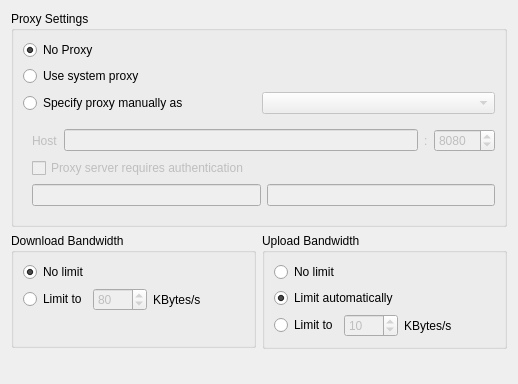
Above: src/gui/networksettings.ui from nextcloud/desktop before the change. Below: the same form after it.
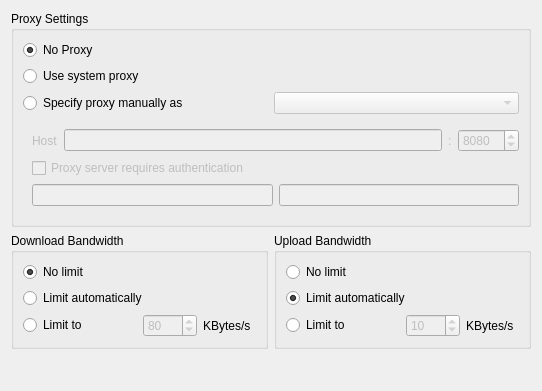
That is the form after the change.

Commit message: Settings: Auto download bandwidth limit #1485

Diff of the .ui file:
```diff
--- a/src/gui/networksettings.ui
+++ b/src/gui/networksettings.ui
@@ -6,8 +6,8 @@
    <rect>
     <x>0</x>
     <y>0</y>
-    <width>518</width>
-    <height>384</height>
+    <width>542</width>
+    <height>391</height>
    </rect>
   </property>
   <property name="windowTitle">
@@ -104,7 +104,7 @@
            <item>
             <widget class="QSpinBox" name="portSpinBox">
              <property name="enabled">
-              <bool>true</bool>
+              <bool>false</bool>
              </property>
              <property name="sizePolicy">
               <sizepolicy hsizetype="Maximum" vsizetype="Fixed">
@@ -147,7 +147,7 @@
             <item>
              <widget class="QLineEdit" name="userLineEdit">
               <property name="enabled">
-               <bool>true</bool>
+               <bool>false</bool>
               </property>
               <property name="text">
                <string/>
@@ -157,7 +157,7 @@
             <item>
              <widget class="QLineEdit" name="passwordLineEdit">
               <property name="enabled">
-               <bool>true</bool>
+               <bool>false</bool>
               </property>
               <property name="text">
                <string/>
@@ -190,37 +190,13 @@
         <string>Download Bandwidth</string>
        </property>
        <layout class="QGridLayout" name="gridLayout_2">
-        <item row="2" column="0">
+        <item row="3" column="0">
          <widget class="QRadioButton" name="downloadLimitRadioButton">
           <property name="text">
            <string>Limit to</string>
           </property>
          </widget>
         </item>
-        <item row="2" column="1">
-         <layout class="QHBoxLayout" name="horizontalLayout_3">
-          <item>
-           <widget class="QSpinBox" name="downloadSpinBox">
-            <property name="enabled">
-             <bool>false</bool>
-            </property>
-            <property name="maximum">
-             <number>9999</number>
-            </property>
-            <property name="value">
-             <number>80</number>
-            </property>
-           </widget>
-          </item>
-          <item>
-           <widget class="QLabel" name="label_3">
-            <property name="text">
-             <string>KBytes/s</string>
-            </property>
-           </widget>
-          </item>
-         </layout>
-        </item>
         <item row="0" column="0" colspan="2">
          <widget class="QRadioButton" name="noDownloadLimitRadioButton">
           <property name="text">
@@ -231,20 +207,7 @@
           </property>
          </widget>
         </item>
-        <item row="2" column="2">
-         <spacer name="horizontalSpacer">
-          <property name="orientation">
-           <enum>Qt::Horizontal</enum>
-          </property>
-          <property name="sizeHint" stdset="0">
-           <size>
-            <width>40</width>
-            <height>20</height>
-           </size>
-          </property>
-         </spacer>
-        </item>
-        <item row="3" column="0" colspan="2">
+        <item row="4" column="0" colspan="2">
          <spacer name="verticalSpacer_2">
           <property name="orientation">
            <enum>Qt::Vertical</enum>
@@ -257,6 +220,37 @@
           </property>
          </spacer>
         </item>
+        <item row="3" column="1">
+         <layout class="QHBoxLayout" name="horizontalLayout_3">
+          <item>
+           <widget class="QSpinBox" name="downloadSpinBox">
+            <property name="enabled">
+             <bool>false</bool>
+            </property>
+            <property name="maximum">
+             <number>9999</number>
+            </property>
+            <property name="value">
+             <number>80</number>
+            </property>
+           </widget>
+          </item>
+          <item>
+           <widget class="QLabel" name="label_3">
+            <property name="text">
+             <string>KBytes/s</string>
+            </property>
+           </widget>
+          </item>
+         </layout>
+        </item>
+        <item row="1" column="0" colspan="2">
+         <widget class="QRadioButton" name="autoDownloadLimitRadioButton">
+          <property name="text">
+           <string>Limit automatically</string>
+          </property>
+         </widget>
+        </item>
        </layout>
       </widget>
      </item>
@@ -323,19 +317,6 @@
           </item>
          </layout>
         </item>
-        <item row="2" column="2">
-         <spacer name="horizontalSpacer_2">
-          <property name="orientation">
-           <enum>Qt::Horizontal</enum>
-          </property>
-          <property name="sizeHint" stdset="0">
-           <size>
-            <width>40</width>
-            <height>20</height>
-           </size>
-          </property>
-         </spacer>
-        </item>
        </layout>
        <zorder>autoUploadLimitRadioButton</zorder>
        <zorder>uploadLimitRadioButton</zorder>
```
Left out of the diff: 11 changed lines with no effect on the pictures. The commit also changes 4 other files.
